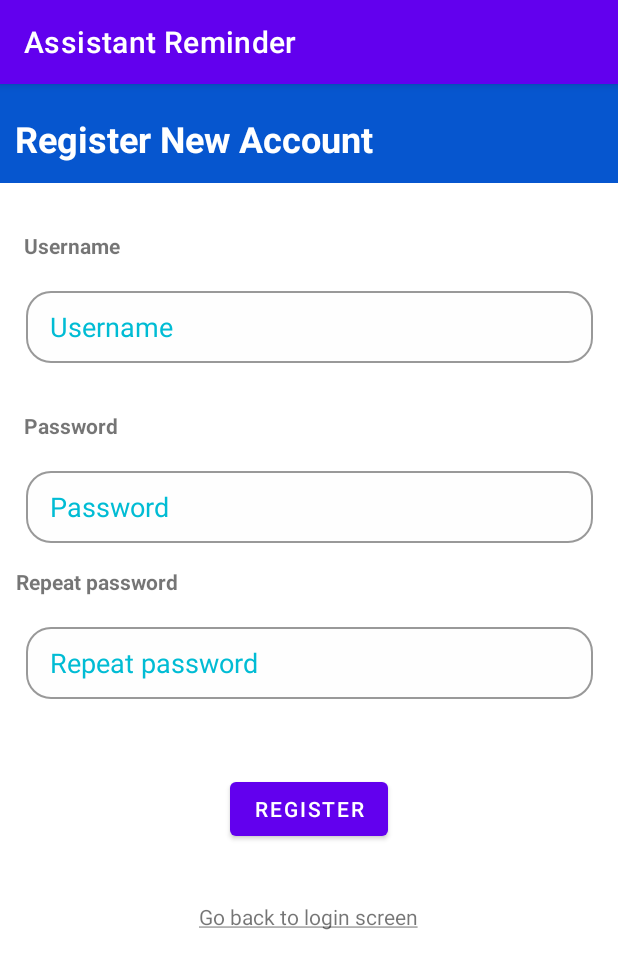
After one commit to d2p/learning-kotlin-hw, an Android app: the RegisterActivity screen opened directly, with no data from a screen before it, on a phone screen of 412 x 824 dp. The commit adds this screen. Shown: the top 969 px of the screen. Run offline under Robolectric (Android 15) with nearby library versions, the phone set to English and light mode, and no system bars; our stand-ins replace Room's generated code.

Commit message:
Added account creation activity

```diff
--- a/app/src/main/AndroidManifest.xml
+++ b/app/src/main/AndroidManifest.xml
@@ -9,7 +9,8 @@
         android:roundIcon="@mipmap/ic_launcher_round"
         android:supportsRtl="true"
         android:theme="@style/Theme.AssistedReminder">
-        <activity android:name=".ReminderActivity"></activity>
+        <activity android:name=".RegisterActivity"></activity>
+        <activity android:name=".ReminderActivity" />
         <activity android:name=".MainActivity" />
         <activity android:name=".LoginActivity">
             <intent-filter>
--- /dev/null
+++ b/app/src/main/res/layout/activity_register.xml
@@ -0,0 +1,165 @@
+<?xml version="1.0" encoding="utf-8"?>
+<androidx.constraintlayout.widget.ConstraintLayout xmlns:android="http://schemas.android.com/apk/res/android"
+    xmlns:app="http://schemas.android.com/apk/res-auto"
+    xmlns:tools="http://schemas.android.com/tools"
+    android:layout_width="match_parent"
+    android:layout_height="match_parent"
+    tools:context=".RegisterActivity">
+
+    <TextView
+        android:id="@+id/txtRegisterHeader"
+        android:layout_width="412dp"
+        android:layout_height="66dp"
+        android:background="#0656CF"
+        android:paddingLeft="10dp"
+        android:paddingTop="20dp"
+        android:paddingRight="10dp"
+        android:text="@string/register_new_account"
+        android:textAlignment="viewStart"
+        android:textColor="#FFFFFF"
+        android:textSize="24sp"
+        android:textStyle="bold"
+        app:layout_constraintBottom_toBottomOf="parent"
+        app:layout_constraintEnd_toEndOf="parent"
+        app:layout_constraintHorizontal_bias="1.0"
+        app:layout_constraintStart_toStartOf="parent"
+        app:layout_constraintTop_toTopOf="parent"
+        app:layout_constraintVertical_bias="0.0" />
+
+    <TextView
+        android:id="@+id/textUsername"
+        android:layout_width="100dp"
+        android:layout_height="24dp"
+        android:layout_marginTop="32dp"
+        android:text="@string/prompt_username"
+        android:textSize="14sp"
+        android:textStyle="bold"
+        app:layout_constraintBottom_toBottomOf="parent"
+        app:layout_constraintEnd_toEndOf="parent"
+        app:layout_constraintHorizontal_bias="0.051"
+        app:layout_constraintStart_toStartOf="parent"
+        app:layout_constraintTop_toBottomOf="@+id/txtRegisterHeader"
+        app:layout_constraintVertical_bias="0.0" />
+
+    <EditText
+        android:id="@+id/inpRegisterUsername"
+        android:layout_width="378dp"
+        android:layout_height="48dp"
+        android:layout_marginTop="16dp"
+        android:background="@drawable/textbox_shape"
+        android:hint="@string/prompt_username"
+        android:importantForAutofill="no"
+        android:paddingStart="16dp"
+        android:paddingEnd="16dp"
+        android:textColor="#3F51B5"
+        android:textColorHint="#00BCD4"
+        android:inputType="textPersonName"
+        app:layout_constraintBottom_toBottomOf="parent"
+        app:layout_constraintEnd_toEndOf="parent"
+        app:layout_constraintHorizontal_bias="0.515"
+        app:layout_constraintStart_toStartOf="parent"
+        app:layout_constraintTop_toBottomOf="@+id/textUsername"
+        app:layout_constraintVertical_bias="0.0" />
+
+    <TextView
+        android:id="@+id/textPassword"
+        android:layout_width="100dp"
+        android:layout_height="24dp"
+        android:layout_marginTop="32dp"
+        android:text="@string/prompt_password"
+        android:textSize="14sp"
+        android:textStyle="bold"
+        app:layout_constraintBottom_toBottomOf="parent"
+        app:layout_constraintEnd_toEndOf="parent"
+        app:layout_constraintHorizontal_bias="0.051"
+        app:layout_constraintStart_toStartOf="parent"
+        app:layout_constraintTop_toBottomOf="@+id/inpRegisterUsername"
+        app:layout_constraintVertical_bias="0.0" />
+
+    <EditText
+        android:id="@+id/inpRegisterPassword"
+        android:layout_width="378dp"
+        android:layout_height="48dp"
+        android:layout_marginTop="16dp"
+        android:background="@drawable/textbox_shape"
+        android:hint="@string/prompt_password"
+        android:importantForAutofill="no"
+        android:paddingStart="16dp"
+        android:paddingEnd="16dp"
+        android:textColor="#3F51B5"
+        android:textColorHint="#00BCD4"
+        android:inputType="textPassword"
+        app:layout_constraintBottom_toBottomOf="parent"
+        app:layout_constraintEnd_toEndOf="parent"
+        app:layout_constraintHorizontal_bias="0.515"
+        app:layout_constraintStart_toStartOf="parent"
+        app:layout_constraintTop_toBottomOf="@+id/textPassword"
+        app:layout_constraintVertical_bias="0.0" />
+
+    <TextView
+        android:id="@+id/textPassword2"
+        android:layout_width="200dp"
+        android:layout_height="24dp"
+        android:layout_marginTop="16dp"
+        android:text="@string/repeat_password"
+        android:textSize="14sp"
+        android:textStyle="bold"
+        app:layout_constraintBottom_toBottomOf="parent"
+        app:layout_constraintEnd_toEndOf="parent"
+        app:layout_constraintHorizontal_bias="0.051"
+        app:layout_constraintStart_toStartOf="parent"
+        app:layout_constraintTop_toBottomOf="@+id/inpRegisterPassword"
+        app:layout_constraintVertical_bias="0.0" />
+
+    <EditText
+        android:id="@+id/inpRegisterPassword2"
+        android:layout_width="378dp"
+        android:layout_height="48dp"
+        android:layout_marginTop="16dp"
+        android:background="@drawable/textbox_shape"
+        android:hint="@string/repeat_password"
+        android:importantForAutofill="no"
+        android:paddingStart="16dp"
+        android:paddingEnd="16dp"
+        android:textColor="#3F51B5"
+        android:textColorHint="#00BCD4"
+        android:inputType="textPassword"
+        app:layout_constraintBottom_toBottomOf="parent"
+        app:layout_constraintEnd_toEndOf="parent"
+        app:layout_constraintHorizontal_bias="0.515"
+        app:layout_constraintStart_toStartOf="parent"
+        app:layout_constraintTop_toBottomOf="@+id/textPassword2"
+        app:layout_constraintVertical_bias="0.0" />
+
+    <Button
+        android:id="@+id/register"
+        android:layout_width="wrap_content"
+        android:layout_height="wrap_content"
+        android:layout_gravity="start"
+        android:layout_marginStart="48dp"
+        android:layout_marginEnd="48dp"
+        android:layout_marginBottom="64dp"
+        android:enabled="true"
+        android:text="@string/action_register"
+        android:textColor="#FFFFFFFF"
+        app:layout_constraintBottom_toBottomOf="parent"
+        app:layout_constraintEnd_toEndOf="parent"
+        app:layout_constraintStart_toStartOf="parent"
+        app:layout_constraintTop_toBottomOf="@+id/inpRegisterPassword2"
+        app:layout_constraintVertical_bias="0.2" />
+
+    <TextView
+        android:id="@+id/textGoback"
+        android:layout_width="189dp"
+        android:layout_height="25dp"
+        android:layout_marginTop="32dp"
+        android:gravity="center"
+        android:text="@string/action_go_back_to_login"
+        app:layout_constraintBottom_toBottomOf="parent"
+        app:layout_constraintEnd_toEndOf="parent"
+        app:layout_constraintHorizontal_bias="0.498"
+        app:layout_constraintStart_toStartOf="parent"
+        app:layout_constraintTop_toBottomOf="@+id/register"
+        app:layout_constraintVertical_bias="0.017" />
+
+</androidx.constraintlayout.widget.ConstraintLayout>
--- a/app/src/main/res/values/strings.xml
+++ b/app/src/main/res/values/strings.xml
@@ -4,7 +4,7 @@
     <string name="title_activity_login">LoginActivity</string>
     <string name="prompt_username">Username</string>
     <string name="prompt_password">Password</string>
-    <string name="action_sign_in">Sign in or register</string>
+    <string name="action_sign_in">Login</string>
     <string name="action_sign_in_short">Sign in</string>
     <string name="create_reminder_button">Create Reminder</string>
     <string name="logout_button">Logout</string>
@@ -17,4 +17,8 @@
     <string name="created_by">Created by</string>
     <string name="date">Date</string>
     <string name="create">Create</string>
+    <string name="register_new_account">Register New Account</string>
+    <string name="repeat_password">Repeat password</string>
+    <string name="action_register">Register</string>
+    <string name="action_go_back_to_login"><u>Go back to login screen</u></string>
 </resources>
```
Also changed, not shown: app/src/main/java/com/ouluuni21/assistedreminder/LoginActivity.kt (+8 -2 lines), app/src/main/java/com/ouluuni21/assistedreminder/MainActivity.kt (+11 -0 lines), app/src/main/java/com/ouluuni21/assistedreminder/RegisterActivity.kt (added, +97 -0 lines), app/src/main/res/layout/activity_login.xml (+22 -6 lines), app/src/main/res/layout/activity_main.xml (+14 -1 lines).
